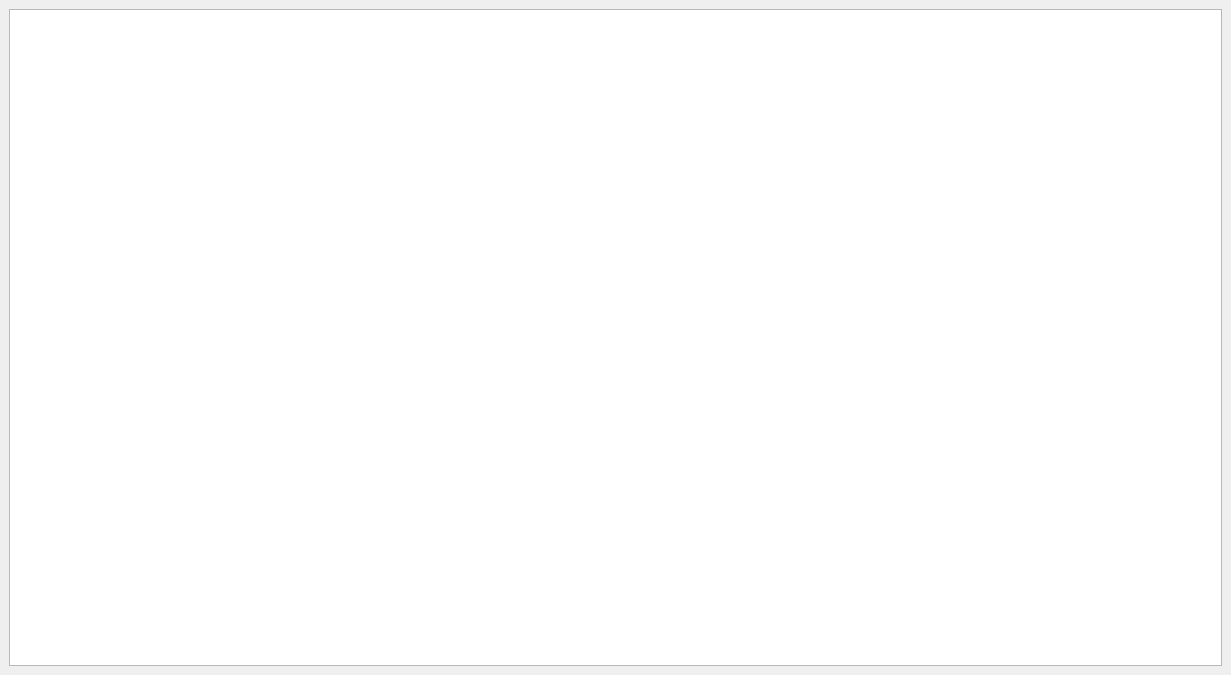
Qt form mainwindow.ui (Mthw40/test1) before a commit.
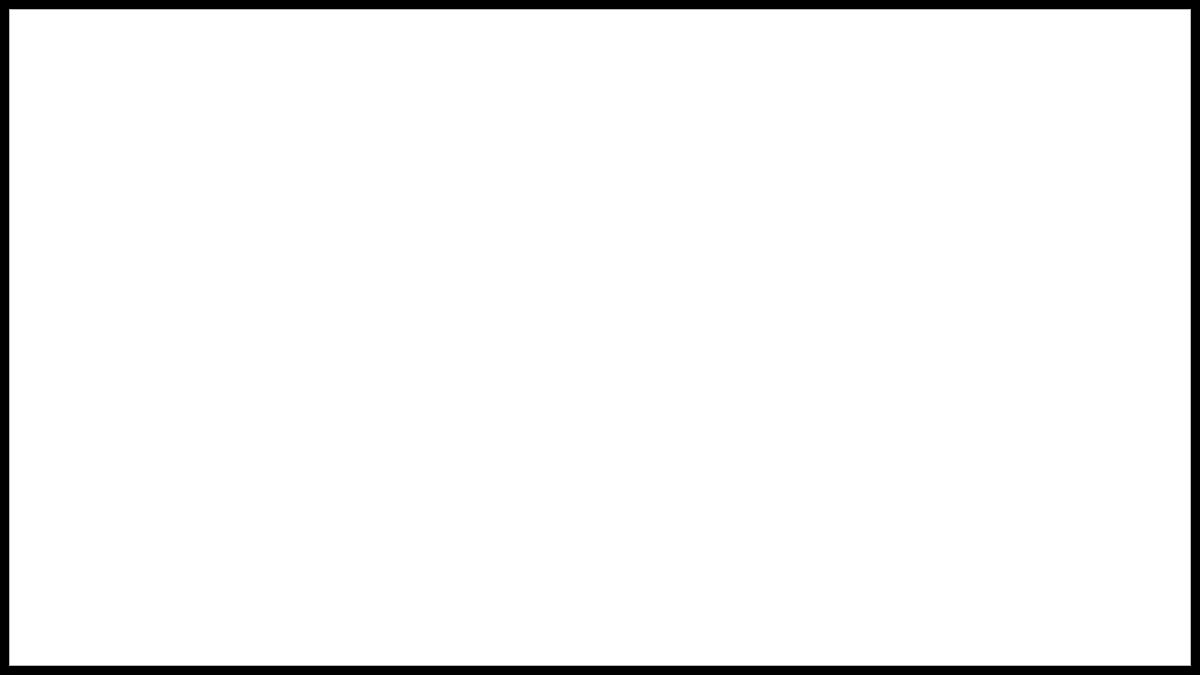
The same form after that commit.

```diff
--- a/mainwindow.ui
+++ b/mainwindow.ui
@@ -6,14 +6,22 @@
    <rect>
     <x>0</x>
     <y>0</y>
-    <width>1231</width>
+    <width>1200</width>
     <height>675</height>
    </rect>
   </property>
   <property name="windowTitle">
    <string>MainWindow</string>
   </property>
+  <property name="styleSheet">
+   <string notr="true">QMainWindow{
+	background-color:black;
+}</string>
+  </property>
   <widget class="QWidget" name="centralwidget">
+   <property name="styleSheet">
+    <string notr="true"/>
+   </property>
    <layout class="QVBoxLayout" name="verticalLayout">
     <item>
      <widget class="QGraphicsView" name="graphicsView"/>
```
